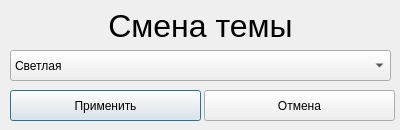
This is main_pass/dialog.ui in twinsheet/Aboba as Qt 5 draws it before an edit. The edited form follows.
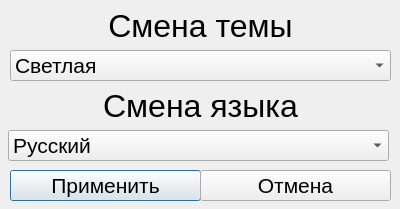
This is the edited form.

What changed in the file:
```diff
--- a/main_pass/dialog.ui
+++ b/main_pass/dialog.ui
@@ -7,7 +7,7 @@
     <x>0</x>
     <y>0</y>
     <width>400</width>
-    <height>130</height>
+    <height>209</height>
    </rect>
   </property>
   <property name="windowTitle">
@@ -43,6 +43,11 @@
      <height>31</height>
     </rect>
    </property>
+   <property name="font">
+    <font>
+     <pointsize>16</pointsize>
+    </font>
+   </property>
    <item>
     <property name="text">
      <string>Светлая</string>
@@ -58,11 +63,16 @@
    <property name="geometry">
     <rect>
      <x>10</x>
-     <y>90</y>
+     <y>170</y>
      <width>191</width>
      <height>31</height>
     </rect>
    </property>
+   <property name="font">
+    <font>
+     <pointsize>16</pointsize>
+    </font>
+   </property>
    <property name="text">
     <string>Применить</string>
    </property>
@@ -70,16 +80,77 @@
   <widget class="QPushButton" name="pushButton_2">
    <property name="geometry">
     <rect>
-     <x>204</x>
-     <y>90</y>
+     <x>200</x>
+     <y>170</y>
      <width>191</width>
      <height>31</height>
     </rect>
    </property>
+   <property name="font">
+    <font>
+     <pointsize>16</pointsize>
+    </font>
+   </property>
    <property name="text">
     <string>Отмена</string>
    </property>
   </widget>
+  <widget class="QLabel" name="label_2">
+   <property name="geometry">
+    <rect>
+     <x>10</x>
+     <y>90</y>
+     <width>381</width>
+     <height>31</height>
+    </rect>
+   </property>
+   <property name="font">
+    <font>
+     <pointsize>24</pointsize>
+    </font>
+   </property>
+   <property name="text">
+    <string>Смена языка</string>
+   </property>
+   <property name="alignment">
+    <set>Qt::AlignCenter</set>
+   </property>
+  </widget>
+  <widget class="QComboBox" name="comboBox_2">
+   <property name="geometry">
+    <rect>
+     <x>8</x>
+     <y>130</y>
+     <width>381</width>
+     <height>31</height>
+    </rect>
+   </property>
+   <property name="font">
+    <font>
+     <pointsize>16</pointsize>
+    </font>
+   </property>
+   <item>
+    <property name="text">
+     <string>Русский</string>
+    </property>
+   </item>
+   <item>
+    <property name="text">
+     <string>Английский</string>
+    </property>
+   </item>
+   <item>
+    <property name="text">
+     <string>Китайский</string>
+    </property>
+   </item>
+   <item>
+    <property name="text">
+     <string>Немецкий</string>
+    </property>
+   </item>
+  </widget>
  </widget>
  <resources/>
  <connections/>
```
